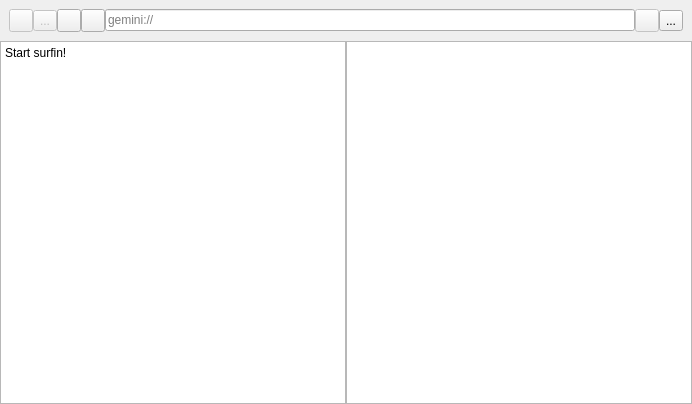
The window that src/browsertab.ui (ikskuh/kristall) describes before a commit, drawn with Qt 5.
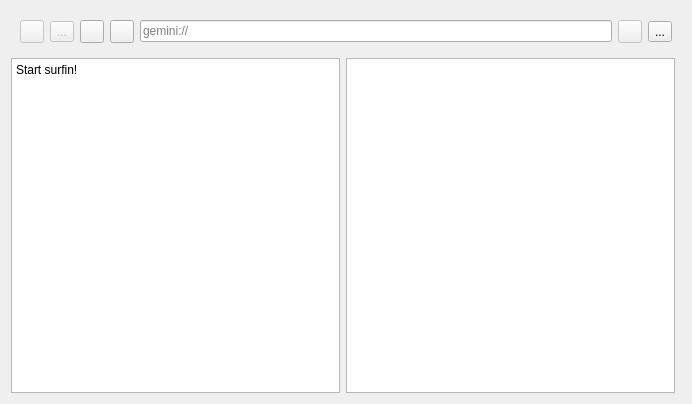
The same window after the commit. Icons and pictures are not drawn. Custom widgets are drawn as their Qt base class.

```diff
--- a/src/browsertab.ui
+++ b/src/browsertab.ui
@@ -13,22 +13,7 @@
   <property name="windowTitle">
    <string>Form</string>
   </property>
-  <layout class="QVBoxLayout" name="verticalLayout">
-   <property name="spacing">
-    <number>0</number>
-   </property>
-   <property name="leftMargin">
-    <number>0</number>
-   </property>
-   <property name="topMargin">
-    <number>0</number>
-   </property>
-   <property name="rightMargin">
-    <number>0</number>
-   </property>
-   <property name="bottomMargin">
-    <number>0</number>
-   </property>
+  <layout class="QVBoxLayout" name="verticalLayout_2">
    <item>
     <layout class="QHBoxLayout" name="horizontalLayout">
      <property name="sizeConstraint">
```
